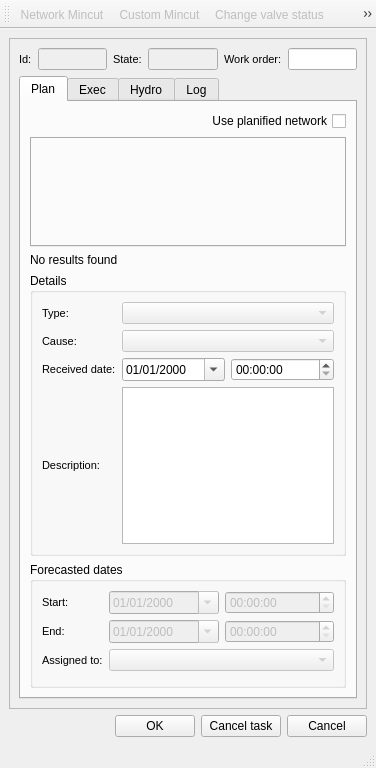
Giswater/giswater_qgis_plugin, file core/ui/toolbars/om/mincut.ui: the form before one commit.
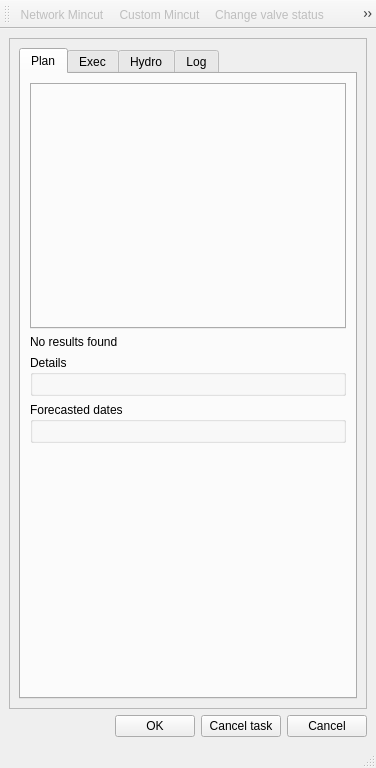
The form after the commit. The open tabs and pages were chosen to show the change. Icons and pictures are not drawn.

Commit message: WIP: Change mincut.ui to dinamic layout grids

```diff
--- a/core/ui/toolbars/om/mincut.ui
+++ b/core/ui/toolbars/om/mincut.ui
@@ -21,7 +21,52 @@
   </property>
   <widget class="QWidget" name="centralwidget">
    <layout class="QGridLayout" name="gridLayout_3">
-    <item row="0" column="0">
+    <item row="4" column="0">
+     <layout class="QHBoxLayout" name="horizontalLayout_2">
+      <item>
+       <widget class="QLabel" name="lbl_time">
+        <property name="text">
+         <string/>
+        </property>
+       </widget>
+      </item>
+      <item>
+       <spacer name="horizontalSpacer">
+        <property name="orientation">
+         <enum>Qt::Horizontal</enum>
+        </property>
+        <property name="sizeHint" stdset="0">
+         <size>
+          <width>40</width>
+          <height>20</height>
+         </size>
+        </property>
+       </spacer>
+      </item>
+      <item>
+       <widget class="QPushButton" name="btn_accept">
+        <property name="text">
+         <string>OK</string>
+        </property>
+       </widget>
+      </item>
+      <item>
+       <widget class="QPushButton" name="btn_cancel_task">
+        <property name="text">
+         <string>Cancel task</string>
+        </property>
+       </widget>
+      </item>
+      <item>
+       <widget class="QPushButton" name="btn_cancel">
+        <property name="text">
+         <string>Cancel</string>
+        </property>
+       </widget>
+      </item>
+     </layout>
+    </item>
+    <item row="1" column="0">
      <widget class="QScrollArea" name="scrollArea">
       <property name="widgetResizable">
        <bool>true</bool>
@@ -36,137 +81,10 @@
         </rect>
        </property>
        <layout class="QGridLayout" name="gridLayout_5">
-        <item row="0" column="0">
-         <layout class="QHBoxLayout" name="horizontalLayout">
-          <property name="sizeConstraint">
-           <enum>QLayout::SetDefaultConstraint</enum>
-          </property>
-          <item>
-           <widget class="QLabel" name="lbl_id">
-            <property name="font">
-             <font>
-              <pointsize>8</pointsize>
-             </font>
-            </property>
-            <property name="frameShape">
-             <enum>QFrame::NoFrame</enum>
-            </property>
-            <property name="frameShadow">
-             <enum>QFrame::Plain</enum>
-            </property>
-            <property name="text">
-             <string>Id:</string>
-            </property>
-            <property name="textFormat">
-             <enum>Qt::AutoText</enum>
-            </property>
-            <property name="scaledContents">
-             <bool>false</bool>
-            </property>
-            <property name="alignment">
-             <set>Qt::AlignLeading|Qt::AlignLeft|Qt::AlignVCenter</set>
-            </property>
-            <property name="margin">
-             <number>3</number>
-            </property>
-           </widget>
-          </item>
-          <item>
-           <widget class="QLineEdit" name="result_mincut_id">
-            <property name="enabled">
-             <bool>false</bool>
-            </property>
-            <property name="text">
-             <string/>
-            </property>
-           </widget>
-          </item>
-          <item>
-           <widget class="QLabel" name="lbl_state">
-            <property name="font">
-             <font>
-              <pointsize>8</pointsize>
-             </font>
-            </property>
-            <property name="frameShape">
-             <enum>QFrame::NoFrame</enum>
-            </property>
-            <property name="frameShadow">
-             <enum>QFrame::Plain</enum>
-            </property>
-            <property name="text">
-             <string>State:</string>
-            </property>
-            <property name="textFormat">
-             <enum>Qt::AutoText</enum>
-            </property>
-            <property name="scaledContents">
-             <bool>false</bool>
-            </property>
-            <property name="alignment">
-             <set>Qt::AlignLeading|Qt::AlignLeft|Qt::AlignVCenter</set>
-            </property>
-            <property name="margin">
-             <number>3</number>
-            </property>
-           </widget>
-          </item>
-          <item>
-           <widget class="QLineEdit" name="state">
-            <property name="enabled">
-             <bool>false</bool>
-            </property>
-            <property name="text">
-             <string/>
-            </property>
-           </widget>
-          </item>
-          <item>
-           <widget class="QLabel" name="lbl_work_order">
-            <property name="font">
-             <font>
-              <pointsize>8</pointsize>
-             </font>
-            </property>
-            <property name="frameShape">
-             <enum>QFrame::NoFrame</enum>
-            </property>
-            <property name="frameShadow">
-             <enum>QFrame::Plain</enum>
-            </property>
-            <property name="text">
-             <string>Work order:</string>
-            </property>
-            <property name="textFormat">
-             <enum>Qt::AutoText</enum>
-            </property>
-            <property name="scaledContents">
-             <bool>false</bool>
-            </property>
-            <property name="alignment">
-             <set>Qt::AlignLeading|Qt::AlignLeft|Qt::AlignVCenter</set>
-            </property>
-            <property name="margin">
-             <number>3</number>
-            </property>
-           </widget>
-          </item>
-          <item>
-           <widget class="QLineEdit" name="work_order">
-            <property name="enabled">
-             <bool>true</bool>
-            </property>
-            <property name="text">
-             <string/>
-            </property>
-           </widget>
-          </item>
-         </layout>
-        </item>
         <item row="1" column="0">
          <widget class="QTabWidget" name="mainTab">
           <property name="currentIndex">
-           <number>0</number>
+           <number>3</number>
           </property>
           <widget class="QWidget" name="tab_config">
            <attribute name="title">
@@ -174,14 +92,7 @@
            </attribute>
            <layout class="QVBoxLayout" name="verticalLayout">
             <item>
-             <widget class="QCheckBox" name="chk_use_planified">
-              <property name="layoutDirection">
-               <enum>Qt::RightToLeft</enum>
-              </property>
-              <property name="text">
-               <string>Use planified network</string>
-              </property>
-             </widget>
+             <layout class="QGridLayout" name="lyt_plan_1"/>
             </item>
             <item>
              <widget class="QTabWidget" name="main_tab">
@@ -219,186 +130,7 @@
               </property>
               <layout class="QGridLayout" name="gridLayout_10">
                <item row="1" column="0">
-                <layout class="QGridLayout" name="gridLayout_9">
-                 <item row="8" column="0">
-                  <widget class="QLabel" name="lbl_descript_pd">
-                   <property name="font">
-                    <font>
-                     <pointsize>8</pointsize>
-                    </font>
-                   </property>
-                   <property name="frameShape">
-                    <enum>QFrame::NoFrame</enum>
-                   </property>
-                   <property name="frameShadow">
-                    <enum>QFrame::Plain</enum>
-                   </property>
-                   <property name="text">
-                    <string>Description:</string>
-                   </property>
-                   <property name="textFormat">
-                    <enum>Qt::AutoText</enum>
-                   </property>
-                   <property name="scaledContents">
-                    <bool>false</bool>
-                   </property>
-                   <property name="margin">
-                    <number>3</number>
-                   </property>
-                  </widget>
-                 </item>
-                 <item row="4" column="1">
-                  <widget class="QDateEdit" name="cbx_recieved_day">
-                   <property name="enabled">
-                    <bool>true</bool>
-                   </property>
-                   <property name="displayFormat">
-                    <string>dd/MM/yyyy</string>
-                   </property>
-                   <property name="calendarPopup">
-                    <bool>true</bool>
-                   </property>
-                  </widget>
-                 </item>
-                 <item row="4" column="2">
-                  <widget class="QTimeEdit" name="cbx_recieved_time">
-                   <property name="enabled">
-                    <bool>true</bool>
-                   </property>
-                  </widget>
-                 </item>
-                 <item row="3" column="0">
-                  <widget class="QLabel" name="lbl_cause">
-                   <property name="sizePolicy">
-                    <sizepolicy hsizetype="Preferred" vsizetype="Preferred">
-                     <horstretch>0</horstretch>
-                     <verstretch>0</verstretch>
-                    </sizepolicy>
-                   </property>
-                   <property name="font">
-                    <font>
-                     <pointsize>8</pointsize>
-                    </font>
-                   </property>
-                   <property name="frameShape">
-                    <enum>QFrame::NoFrame</enum>
-                   </property>
-                   <property name="frameShadow">
-                    <enum>QFrame::Plain</enum>
-                   </property>
-                   <property name="text">
-                    <string>Cause:</string>
-                   </property>
-                   <property name="textFormat">
-                    <enum>Qt::AutoText</enum>
-                   </property>
-                   <property name="scaledContents">
-                    <bool>false</bool>
-                   </property>
-                   <property name="alignment">
-                    <set>Qt::AlignLeading|Qt::AlignLeft|Qt::AlignVCenter</set>
-                   </property>
-                   <property name="margin">
-                    <number>3</number>
-                   </property>
-                  </widget>
-                 </item>
-                 <item row="4" column="0">
-                  <widget class="QLabel" name="lbl_received_date">
-                   <property name="font">
-                    <font>
-                     <pointsize>8</pointsize>
-                    </font>
-                   </property>
-                   <property name="frameShape">
-                    <enum>QFrame::NoFrame</enum>
-                   </property>
-                   <property name="frameShadow">
-                    <enum>QFrame::Plain</enum>
-                   </property>
-                   <property name="text">
-                    <string>Received date:</string>
-                   </property>
-                   <property name="textFormat">
-                    <enum>Qt::AutoText</enum>
-                   </property>
-                   <property name="scaledContents">
-                    <bool>false</bool>
-                   </property>
-                   <property name="alignment">
-                    <set>Qt::AlignLeading|Qt::AlignLeft|Qt::AlignVCenter</set>
-                   </property>
-                   <property name="margin">
-                    <number>3</number>
-                   </property>
-                  </widget>
-                 </item>
-                 <item row="3" column="1" colspan="2">
-                  <widget class="QComboBox" name="cause">
-                   <property name="enabled">
-                    <bool>false</bool>
-                   </property>
-                  </widget>
-                 </item>
-                 <item row="0" column="0">
-                  <widget class="QLabel" name="lbl_type">
-                   <property name="sizePolicy">
-                    <sizepolicy hsizetype="Maximum" vsizetype="Preferred">
-                     <horstretch>0</horstretch>
-                     <verstretch>0</verstretch>
-                    </sizepolicy>
-                   </property>
-                   <property name="font">
-                    <font>
-                     <pointsize>8</pointsize>
-                    </font>
-                   </property>
-                   <property name="frameShape">
-                    <enum>QFrame::NoFrame</enum>
-                   </property>
-                   <property name="frameShadow">
-                    <enum>QFrame::Plain</enum>
-                   </property>
-                   <property name="text">
-                    <string>Type:</string>
-                   </property>
-                   <property name="textFormat">
-                    <enum>Qt::AutoText</enum>
-                   </property>
-                   <property name="scaledContents">
-                    <bool>false</bool>
-                   </property>
-                   <property name="alignment">
-                    <set>Qt::AlignLeading|Qt::AlignLeft|Qt::AlignVCenter</set>
-                   </property>
-                   <property name="margin">
-                    <number>3</number>
-                   </property>
-                  </widget>
-                 </item>
-                 <item row="0" column="1" colspan="2">
-                  <widget class="QComboBox" name="type">
-                   <property name="enabled">
-                    <bool>false</bool>
-                   </property>
-                   <property name="sizePolicy">
-                    <sizepolicy hsizetype="Preferred" vsizetype="Preferred">
-                     <horstretch>0</horstretch>
-                     <verstretch>0</verstretch>
-                    </sizepolicy>
-                   </property>
-                  </widget>
-                 </item>
-                 <item row="8" column="1" colspan="2">
-                  <widget class="QTextEdit" name="pred_description">
-                   <property name="font">
-                    <font>
-                     <pointsize>7</pointsize>
-                    </font>
-                   </property>
-                  </widget>
-                 </item>
-                </layout>
+                <layout class="QGridLayout" name="lyt_plan_details"/>
                </item>
               </layout>
              </widget>
@@ -410,162 +142,24 @@
               </property>
               <layout class="QGridLayout" name="gridLayout_12">
                <item row="0" column="0">
-                <layout class="QGridLayout" name="gridLayout_11">
-                 <item row="0" column="0">
-                  <widget class="QLabel" name="lbl_start">
-                   <property name="sizePolicy">
-                    <sizepolicy hsizetype="Maximum" vsizetype="Preferred">
-                     <horstretch>0</horstretch>
-                     <verstretch>0</verstretch>
-                    </sizepolicy>
-                   </property>
-                   <property name="font">
-                    <font>
-                     <pointsize>8</pointsize>
-                    </font>
-                   </property>
-                   <property name="frameShape">
-                    <enum>QFrame::NoFrame</enum>
-                   </property>
-                   <property name="frameShadow">
-                    <enum>QFrame::Plain</enum>
-                   </property>
-                   <property name="text">
-                    <string>Start:</string>
-                   </property>
-                   <property name="textFormat">
-                    <enum>Qt::AutoText</enum>
-                   </property>
-                   <property name="scaledContents">
-                    <bool>false</bool>
-                   </property>
-                   <property name="margin">
-                    <number>3</number>
-                   </property>
-                  </widget>
-                 </item>
-                 <item row="4" column="0">
-                  <widget class="QLabel" name="lbl_assigned_to">
-                   <property name="font">
-                    <font>
-                     <pointsize>8</pointsize>
-                    </font>
-                   </property>
-                   <property name="frameShape">
-                    <enum>QFrame::NoFrame</enum>
-                   </property>
-                   <property name="frameShadow">
-                    <enum>QFrame::Plain</enum>
-                   </property>
-                   <property name="text">
-                    <string>Assigned to:</string>
-                   </property>
-                   <property name="textFormat">
-                    <enum>Qt::AutoText</enum>
-                   </property>
-                   <property name="scaledContents">
-                    <bool>false</bool>
-                   </property>
-                   <property name="alignment">
-                    <set>Qt::AlignLeading|Qt::AlignLeft|Qt::AlignVCenter</set>
-                   </property>
-                   <property name="margin">
-                    <number>3</number>
-                   </property>
-                  </widget>
-                 </item>
-                 <item row="2" column="0">
-                  <widget class="QLabel" name="lbl_end">
-                   <property name="font">
-                    <font>
-                     <pointsize>8</pointsize>
-                    </font>
-                   </property>
-                   <property name="frameShape">
-                    <enum>QFrame::NoFrame</enum>
-                   </property>
-                   <property name="frameShadow">
-                    <enum>QFrame::Plain</enum>
-                   </property>
-                   <property name="text">
-                    <string>End:</string>
-                   </property>
-                   <property name="textFormat">
-                    <enum>Qt::AutoText</enum>
-                   </property>
-                   <property name="scaledContents">
-                    <bool>false</bool>
-                   </property>
-                   <property name="margin">
-                    <number>3</number>
-                   </property>
-                  </widget>
-                 </item>
-                 <item row="0" column="1">
-                  <widget class="QDateEdit" name="cbx_date_start_predict">
-                   <property name="enabled">
-                    <bool>false</bool>
-                   </property>
-                   <property name="displayFormat">
-                    <string>dd/MM/yyyy</string>
-                   </property>
-                   <property name="calendarPopup">
-                    <bool>true</bool>
-                   </property>
-                  </widget>
-                 </item>
-                 <item row="0" column="2">
-                  <widget class="QTimeEdit" name="cbx_hours_start_predict">
-                   <property name="enabled">
-                    <bool>false</bool>
-                   </property>
-                  </widget>
-                 </item>
-                 <item row="2" column="1">
-                  <widget class="QDateEdit" name="cbx_date_end_predict">
-                   <property name="enabled">
-                    <bool>false</bool>
-                   </property>
-                   <property name="displayFormat">
-                    <string>dd/MM/yyyy</string>
-                   </property>
-                   <property name="calendarPopup">
-                    <bool>true</bool>
-                   </property>
-                  </widget>
-                 </item>
-                 <item row="2" column="2">
-                  <widget class="QTimeEdit" name="cbx_hours_end_predict">
-                   <property name="enabled">
-                    <bool>false</bool>
-                   </property>
-                  </widget>
-                 </item>
-                 <item row="4" column="1" colspan="2">
-                  <widget class="QComboBox" name="assigned_to">
-                   <property name="enabled">
-                    <bool>false</bool>
-                   </property>
-                  </widget>
-                 </item>
-                </layout>
-               </item>
-               <item row="1" column="0">
-                <spacer name="verticalSpacer">
-                 <property name="orientation">
-                  <enum>Qt::Vertical</enum>
-                 </property>
-                 <property name="sizeHint" stdset="0">
-                  <size>
-                   <width>20</width>
-                   <height>40</height>
-                  </size>
-                 </property>
-                </spacer>
+                <layout class="QGridLayout" name="lyt_plan_fdates"/>
                </item>
               </layout>
              </widget>
             </item>
+            <item>
+             <spacer name="verticalSpacer">
+              <property name="orientation">
+               <enum>Qt::Vertical</enum>
+              </property>
+              <property name="sizeHint" stdset="0">
+               <size>
+                <width>20</width>
+                <height>40</height>
+               </size>
+              </property>
+             </spacer>
+            </item>
            </layout>
           </widget>
           <widget class="QWidget" name="tab">
@@ -593,244 +187,7 @@
               </property>
               <layout class="QGridLayout" name="gridLayout_14">
                <item row="0" column="0">
-                <layout class="QGridLayout" name="gridLayout_13">
-                 <item row="0" column="0" colspan="3">
-                  <widget class="QPushButton" name="btn_start">
-                   <property name="enabled">
-                    <bool>false</bool>
-                   </property>
-                   <property name="sizePolicy">
-                    <sizepolicy hsizetype="MinimumExpanding" vsizetype="Fixed">
-                     <horstretch>0</horstretch>
-                     <verstretch>0</verstretch>
-                    </sizepolicy>
-                   </property>
-                   <property name="text">
-                    <string>Start</string>
-                   </property>
-                  </widget>
-                 </item>
-                 <item row="12" column="0">
-                  <widget class="QLabel" name="lbl_exec_appropriate">
-                   <property name="text">
-                    <string>Appropriate:</string>
-                   </property>
-                  </widget>
-                 </item>
-                 <item row="17" column="0" colspan="3">
-                  <widget class="QPushButton" name="btn_end">
-                   <property name="enabled">
-                    <bool>false</bool>
-                   </property>
-                   <property name="sizePolicy">
-                    <sizepolicy hsizetype="Preferred" vsizetype="Fixed">
-                     <horstretch>0</horstretch>
-                     <verstretch>0</verstretch>
-                    </sizepolicy>
-                   </property>
-                   <property name="text">
-                    <string>End</string>
-                   </property>
-                  </widget>
-                 </item>
-                 <item row="12" column="1" colspan="2">
-                  <widget class="QCheckBox" name="appropiate">
-                   <property name="enabled">
-                    <bool>false</bool>
-                   </property>
-                   <property name="sizePolicy">
-                    <sizepolicy hsizetype="Minimum" vsizetype="Fixed">
-                     <horstretch>0</horstretch>
-                     <verstretch>0</verstretch>
-                    </sizepolicy>
-                   </property>
-                   <property name="layoutDirection">
-                    <enum>Qt::LeftToRight</enum>
-                   </property>
-                   <property name="autoFillBackground">
-                    <bool>false</bool>
-                   </property>
-                   <property name="text">
-                    <string/>
-                   </property>
-                  </widget>
-                 </item>
-                 <item row="4" column="0" colspan="3">
-                  <widget class="QTextEdit" name="real_description"/>
-                 </item>
-                 <item row="9" column="0" colspan="3">
-                  <widget class="QLineEdit" name="distance">
-                   <property name="enabled">
-                    <bool>false</bool>
-                   </property>
-                  </widget>
-                 </item>
-                 <item row="11" column="0" colspan="3">
-                  <widget class="QLineEdit" name="depth">
-                   <property name="enabled">
-                    <bool>false</bool>
-                   </property>
-                   <property name="inputMask">
-                    <string/>
-                   </property>
-                   <property name="text">
-                    <string/>
-                   </property>
-                  </widget>
-                 </item>
-                 <item row="15" column="0" colspan="3">
-                  <layout class="QGridLayout" name="gridLayout_2">
-                   <item row="1" column="0">
-                    <widget class="QDateEdit" name="cbx_date_end">
-                     <property name="enabled">
-                      <bool>false</bool>
-                     </property>
-                     <property name="displayFormat">
-                      <string>dd/MM/yyyy</string>
-                     </property>
-                     <property name="calendarPopup">
-                      <bool>true</bool>
-                     </property>
-                    </widget>
-                   </item>
-                   <item row="1" column="1">
-                    <widget class="QTimeEdit" name="cbx_hours_end">
-                     <property name="enabled">
-                      <bool>false</bool>
-                     </property>
-                    </widget>
-                   </item>
-                   <item row="0" column="0" colspan="2">
-                    <widget class="QLabel" name="lbl_exec_enddate">
-                     <property name="text">
-                      <string>End date:</string>
-                     </property>
-                    </widget>
-                   </item>
-                  </layout>
-                 </item>
-                 <item row="1" column="0" colspan="3">
-                  <layout class="QGridLayout" name="gridLayout_18">
-                   <item row="1" column="0">
-                    <widget class="QDateEdit" name="cbx_date_start">
-                     <property name="enabled">
-                      <bool>false</bool>
-                     </property>
-                     <property name="sizePolicy">
-                      <sizepolicy hsizetype="Minimum" vsizetype="Fixed">
-                       <horstretch>0</horstretch>
-                       <verstretch>0</verstretch>
-                      </sizepolicy>
-                     </property>
-                     <property name="displayFormat">
-                      <string>dd/MM/yyyy</string>
-                     </property>
-                     <property name="calendarPopup">
-                      <bool>true</bool>
-                     </property>
-                    </widget>
-                   </item>
-                   <item row="1" column="1">
-                    <widget class="QTimeEdit" name="cbx_hours_start">
-                     <property name="enabled">
-                      <bool>false</bool>
-                     </property>
-                     <property name="sizePolicy">
-                      <sizepolicy hsizetype="Minimum" vsizetype="Fixed">
-                       <horstretch>0</horstretch>
-                       <verstretch>0</verstretch>
-                      </sizepolicy>
-                     </property>
-                    </widget>
-                   </item>
-                   <item row="0" column="0" colspan="2">
-                    <widget class="QLabel" name="lbl_exec_startdate">
-                     <property name="text">
-                      <string>Start date:</string>
-                     </property>
-                    </widget>
-                   </item>
-                  </layout>
-                 </item>
-                 <item row="3" column="0" colspan="3">
-                  <widget class="QLabel" name="lbl_descript_rd">
-                   <property name="font">
-                    <font>
-                     <pointsize>8</pointsize>
-                    </font>
-                   </property>
-                   <property name="frameShape">
-                    <enum>QFrame::NoFrame</enum>
-                   </property>
-                   <property name="frameShadow">
-                    <enum>QFrame::Plain</enum>
-                   </property>
-                   <property name="text">
-                    <string>Description:</string>
-                   </property>
-                   <property name="textFormat">
-                    <enum>Qt::AutoText</enum>
-                   </property>
-                   <property name="scaledContents">
-                    <bool>false</bool>
-                   </property>
-                   <property name="margin">
-                    <number>3</number>
-                   </property>
-                  </widget>
-                 </item>
-                 <item row="10" column="0" colspan="3">
-                  <widget class="QLabel" name="lbl_depth">
-                   <property name="font">
-                    <font>
-                     <pointsize>8</pointsize>
-                    </font>
-                   </property>
-                   <property name="frameShape">
-                    <enum>QFrame::NoFrame</enum>
-                   </property>
-                   <property name="frameShadow">
-                    <enum>QFrame::Plain</enum>
-                   </property>
-                   <property name="text">
-                    <string>Depth:</string>
-                   </property>
-                   <property name="textFormat">
-                    <enum>Qt::AutoText</enum>
-                   </property>
-                   <property name="scaledContents">
-                    <bool>false</bool>
-                   </property>
-                   <property name="alignment">
-                    <set>Qt::AlignLeading|Qt::AlignLeft|Qt::AlignVCenter</set>
-                   </property>
-                   <property name="margin">
-                    <number>3</number>
-                   </property>
-                  </widget>
-                 </item>
-                 <item row="8" column="0" colspan="3">
-                  <widget class="QLabel" name="lbl_dist_from_plot">
-                   <property name="text">
-                    <string>Distance from plot:</string>
-                   </property>
-                  </widget>
-                 </item>
-                 <item row="6" column="0" colspan="3">
-                  <widget class="QLabel" name="lbl_exec_user">
-                   <property name="text">
-                    <string>Exec user:</string>
-                   </property>
-                  </widget>
-                 </item>
-                 <item row="7" column="0" colspan="3">
-                  <widget class="QLineEdit" name="txt_exec_user">
-                   <property name="enabled">
-                    <bool>false</bool>
-                   </property>
-                  </widget>
-                 </item>
-                </layout>
+                <layout class="QGridLayout" name="lyt_exec_1"/>
                </item>
               </layout>
              </widget>
@@ -843,11 +200,7 @@
            </attribute>
            <layout class="QGridLayout" name="gridLayout_4">
             <item row="0" column="0">
-             <widget class="QTableView" name="tbl_hydro">
-              <property name="sortingEnabled">
-               <bool>true</bool>
-              </property>
-             </widget>
+             <layout class="QGridLayout" name="lyt_hydro_1"/>
             </item>
            </layout>
           </widget>
@@ -857,63 +210,19 @@
            </attribute>
            <layout class="QGridLayout" name="gridLayout">
             <item row="0" column="0">
-             <widget class="QTextEdit" name="txt_infolog"/>
+             <layout class="QGridLayout" name="lyt_log_1"/>
             </item>
            </layout>
           </widget>
          </widget>
         </item>
+        <item row="0" column="0">
+         <layout class="QGridLayout" name="lyt_top_1"/>
+        </item>
        </layout>
-       <zorder></zorder>
-       <zorder>mainTab</zorder>
       </widget>
      </widget>
     </item>
-    <item row="3" column="0">
-     <layout class="QHBoxLayout" name="horizontalLayout_2">
-      <item>
-       <widget class="QLabel" name="lbl_time">
-        <property name="text">
-         <string/>
-        </property>
-       </widget>
-      </item>
-      <item>
-       <spacer name="horizontalSpacer">
-        <property name="orientation">
-         <enum>Qt::Horizontal</enum>
-        </property>
-        <property name="sizeHint" stdset="0">
-         <size>
-          <width>40</width>
-          <height>20</height>
-         </size>
-        </property>
-       </spacer>
-      </item>
-      <item>
-       <widget class="QPushButton" name="btn_accept">
-        <property name="text">
-         <string>OK</string>
-        </property>
-       </widget>
-      </item>
-      <item>
-       <widget class="QPushButton" name="btn_cancel_task">
-        <property name="text">
-         <string>Cancel task</string>
-        </property>
-       </widget>
-      </item>
-      <item>
-       <widget class="QPushButton" name="btn_cancel">
-        <property name="text">
-         <string>Cancel</string>
-        </property>
-       </widget>
-      </item>
-     </layout>
-    </item>
    </layout>
   </widget>
   <widget class="QStatusBar" name="statusbar"/>
```
The commit also changes 1 other file.
